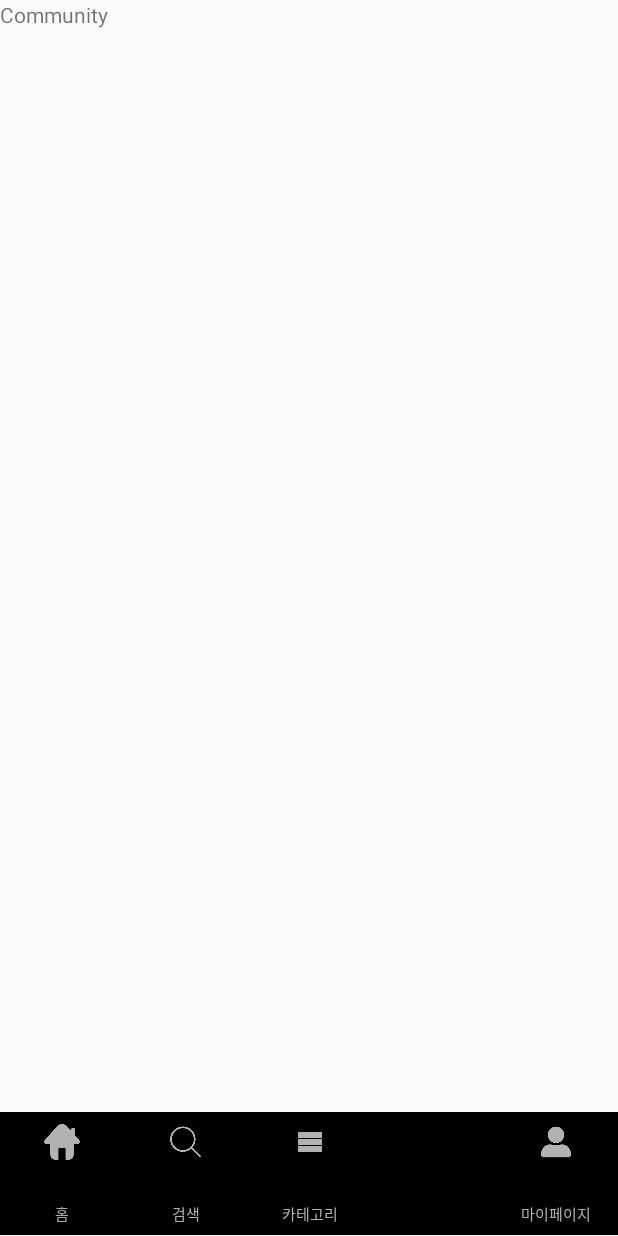
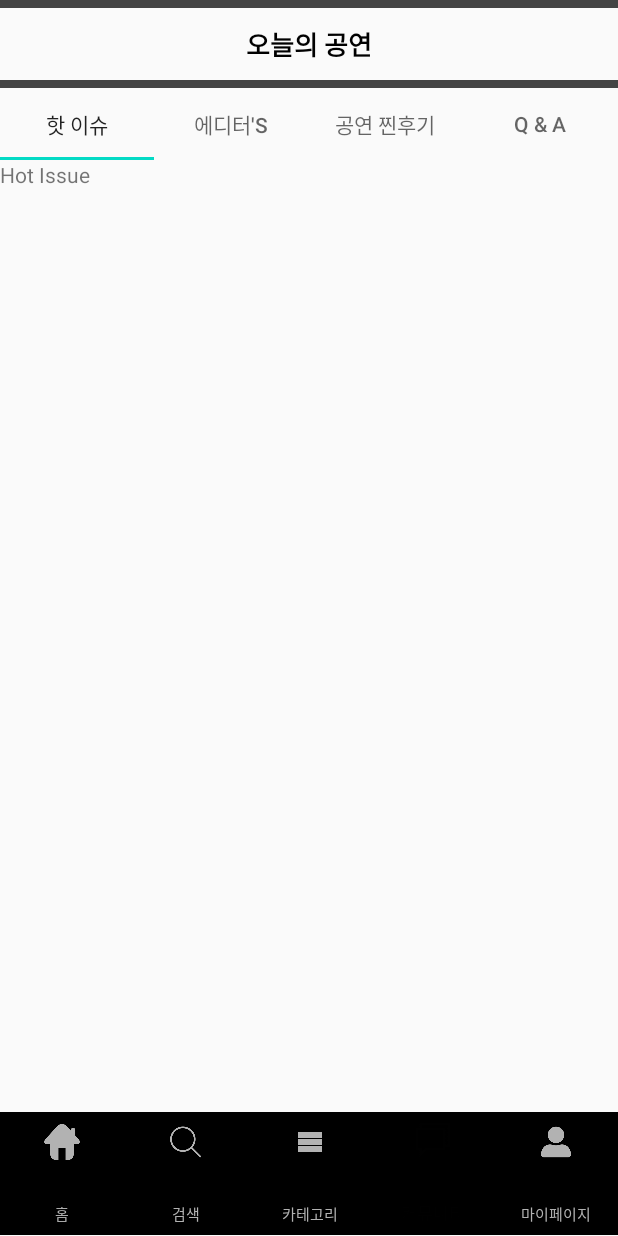
Before and after one commit to JayHan-K/todaysShow, an Android app: the screen it shows after launch (MainActivity), item 4 of the bottom bar chosen, on a phone screen of 412 x 824 dp. Run offline under Robolectric (Android 15) with nearby library versions, the phone set to English and light mode, and no system bars.

Commit message:
2020.08.19 Community ViewPager

```diff
--- /dev/null
+++ b/app/src/main/java/com/example/todaysshow/adapter/CommunityPagerAdapter.kt
@@ -0,0 +1,36 @@
+package com.example.todaysshow.adapter
+
+import android.os.Bundle
+import android.view.View
+import androidx.fragment.app.Fragment
+import androidx.fragment.app.FragmentManager
+import androidx.fragment.app.FragmentStatePagerAdapter
+import androidx.viewpager.widget.PagerAdapter
+import com.example.todaysshow.fragment.community.CommunityEditors
+import com.example.todaysshow.fragment.community.CommunityHotIssue
+import com.example.todaysshow.fragment.community.CommunityQNA
+import com.example.todaysshow.fragment.community.CommunityRealReview
+
+class CommunityPagerAdapter(fm: FragmentManager): FragmentStatePagerAdapter(fm){
+
+    val titleList :ArrayList<String> = arrayListOf("핫 이슈", "에디터's", "공연 찐후기", "Q & A")
+
+
+    override fun getCount(): Int = 4
+
+    override fun getItem(position: Int): Fragment {
+        var fragment :Fragment = Fragment()
+        when(position){
+            0 -> fragment = CommunityHotIssue()
+            1 -> fragment = CommunityEditors()
+            2 -> fragment = CommunityRealReview()
+            3 -> fragment = CommunityQNA()
+        }
+
+        return fragment
+    }
+
+    override fun getPageTitle(position: Int): CharSequence? {
+        return titleList.get(position)
+    }
+}
--- a/app/src/main/java/com/example/todaysshow/fragment/CommunityFragment.kt
+++ b/app/src/main/java/com/example/todaysshow/fragment/CommunityFragment.kt
@@ -5,7 +5,10 @@ import android.view.LayoutInflater
 import android.view.View
 import android.view.ViewGroup
 import androidx.fragment.app.Fragment
+import androidx.viewpager.widget.ViewPager
 import com.example.todaysshow.R
+import com.example.todaysshow.adapter.CommunityPagerAdapter
+import com.google.android.material.tabs.TabLayout
 
 class CommunityFragment : Fragment() {
 
@@ -19,6 +22,13 @@ class CommunityFragment : Fragment() {
         savedInstanceState: Bundle?
     ): View? {
         val viewGroup:ViewGroup = inflater.inflate(R.layout.activity_community_fragment, null) as ViewGroup
+
+        var communityTabLayout = viewGroup.findViewById<TabLayout>(R.id.community_tab_layout)
+        var communityViewPager = viewGroup.findViewById<ViewPager>(R.id.community_view_pager)
+        communityViewPager.adapter = CommunityPagerAdapter(childFragmentManager)
+        communityTabLayout.setupWithViewPager(communityViewPager)
+
+
         return viewGroup
     }
 }
--- /dev/null
+++ b/app/src/main/java/com/example/todaysshow/fragment/community/CommunityEditors.kt
@@ -0,0 +1,24 @@
+package com.example.todaysshow.fragment.community
+
+import android.os.Bundle
+import android.view.LayoutInflater
+import android.view.View
+import android.view.ViewGroup
+import androidx.fragment.app.Fragment
+import com.example.todaysshow.R
+
+class CommunityEditors : Fragment() {
+
+    override fun onCreate(savedInstanceState: Bundle?) {
+        super.onCreate(savedInstanceState)
+    }
+
+    override fun onCreateView(
+        inflater: LayoutInflater,
+        container: ViewGroup?,
+        savedInstanceState: Bundle?
+    ): View? {
+        val viewGroup: ViewGroup = inflater.inflate(R.layout.activity_community_editors_fragment, null) as ViewGroup
+        return viewGroup
+    }
+}
--- /dev/null
+++ b/app/src/main/java/com/example/todaysshow/fragment/community/CommunityHotIssue.kt
@@ -0,0 +1,24 @@
+package com.example.todaysshow.fragment.community
+
+import android.os.Bundle
+import android.view.LayoutInflater
+import android.view.View
+import android.view.ViewGroup
+import androidx.fragment.app.Fragment
+import com.example.todaysshow.R
+
+class CommunityHotIssue : Fragment() {
+
+    override fun onCreate(savedInstanceState: Bundle?) {
+        super.onCreate(savedInstanceState)
+    }
+
+    override fun onCreateView(
+        inflater: LayoutInflater,
+        container: ViewGroup?,
+        savedInstanceState: Bundle?
+    ): View? {
+        val viewGroup: ViewGroup = inflater.inflate(R.layout.activity_community_hot_issue_fragment, null) as ViewGroup
+        return viewGroup
+    }
+}
--- a/app/src/main/res/layout/activity_community_fragment.xml
+++ b/app/src/main/res/layout/activity_community_fragment.xml
@@ -5,9 +5,53 @@
     android:layout_width="match_parent"
     android:layout_height="match_parent"
     tools:context=".fragment.CommunityFragment">
-    <TextView
-        android:text="Community"
-        android:layout_width="wrap_content"
-        android:layout_height="wrap_content"/>
 
+    <LinearLayout
+        android:orientation="vertical"
+        android:weightSum="1"
+        android:layout_width="match_parent"
+        android:layout_height="match_parent">
+        <LinearLayout
+            android:weightSum="1"
+            android:orientation="vertical"
+            android:layout_weight="0.08"
+            android:layout_width="match_parent"
+            android:layout_height="0dp">
+            <RelativeLayout
+                android:layout_width="match_parent"
+                android:layout_height="match_parent">
+                <LinearLayout
+                    android:background="#444444"
+                    android:layout_alignParentTop="true"
+                    android:layout_width="match_parent"
+                    android:layout_height="5sp"></LinearLayout>
+                <TextView
+                    android:textColor="#000000"
+                    android:textStyle="bold"
+                    android:textSize="17sp"
+                    android:layout_centerInParent="true"
+                    android:text="오늘의 공연"
+                    android:layout_width="wrap_content"
+                    android:layout_height="wrap_content"/>
+                <LinearLayout
+                    android:background="#444444"
+                    android:layout_alignParentBottom="true"
+                    android:layout_width="match_parent"
+                    android:layout_height="5sp"></LinearLayout>
+            </RelativeLayout>
+        </LinearLayout>
+
+        <androidx.viewpager.widget.ViewPager
+            android:id="@+id/community_view_pager"
+            android:layout_weight="0.92"
+            android:layout_width="match_parent"
+            android:layout_height="0dp">
+            <com.google.android.material.tabs.TabLayout
+                android:id="@+id/community_tab_layout"
+                android:layout_width="match_parent"
+                android:layout_height="wrap_content">
+                 </com.google.android.material.tabs.TabLayout>
+        </androidx.viewpager.widget.ViewPager>
+
+    </LinearLayout>
 </FrameLayout>
--- /dev/null
+++ b/app/src/main/res/layout/activity_community_hot_issue_fragment.xml
@@ -0,0 +1,10 @@
+<?xml version="1.0" encoding="utf-8"?>
+<FrameLayout
+    xmlns:android="http://schemas.android.com/apk/res/android" android:layout_width="match_parent"
+    android:layout_height="match_parent">
+
+    <TextView
+        android:text="Hot Issue"
+        android:layout_width="wrap_content"
+        android:layout_height="wrap_content"/>
+</FrameLayout>
```
Also changed, not shown: app/src/main/java/com/example/todaysshow/fragment/community/CommunityQNA.kt (added, +24 -0 lines), app/src/main/java/com/example/todaysshow/fragment/community/CommunityRealReview.kt (added, +24 -0 lines), app/src/main/res/layout/activity_community_editors_fragment.xml (added, +10 -0 lines), app/src/main/res/layout/activity_community_qna_fragment.xml (added, +10 -0 lines), app/src/main/res/layout/activity_community_real_review_fragment.xml (added, +9 -0 lines).
